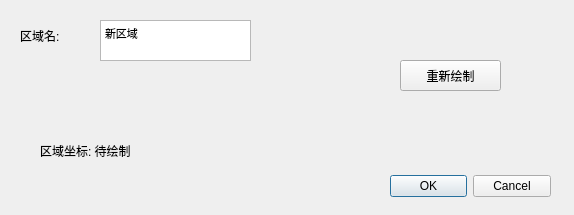
This is add_area_dialog.ui in imbi7py/commander as Qt 5 draws it before an edit. The edited form follows.
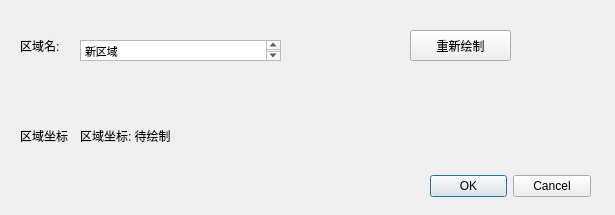
This is the edited form.

```diff
--- a/add_area_dialog.ui
+++ b/add_area_dialog.ui
@@ -6,7 +6,7 @@
    <rect>
     <x>0</x>
     <y>0</y>
-    <width>574</width>
+    <width>615</width>
     <height>215</height>
    </rect>
   </property>
@@ -16,7 +16,7 @@
   <widget class="QDialogButtonBox" name="buttonBox">
    <property name="geometry">
     <rect>
-     <x>390</x>
+     <x>430</x>
      <y>170</y>
      <width>161</width>
      <height>32</height>
@@ -32,26 +32,26 @@
   <widget class="QTextEdit" name="area_name_textedit">
    <property name="geometry">
     <rect>
-     <x>100</x>
-     <y>20</y>
-     <width>151</width>
-     <height>41</height>
+     <x>80</x>
+     <y>40</y>
+     <width>201</width>
+     <height>21</height>
     </rect>
    </property>
    <property name="html">
     <string>&lt;!DOCTYPE HTML PUBLIC &quot;-//W3C//DTD HTML 4.0//EN&quot; &quot;http://www.w3.org/TR/REC-html40/strict.dtd&quot;&gt;
 &lt;html&gt;&lt;head&gt;&lt;meta name=&quot;qrichtext&quot; content=&quot;1&quot; /&gt;&lt;style type=&quot;text/css&quot;&gt;
 p, li { white-space: pre-wrap; }
-&lt;/style&gt;&lt;/head&gt;&lt;body style=&quot; font-family:'MS Shell Dlg 2'; font-size:7.875pt; font-weight:400; font-style:normal;&quot;&gt;
-&lt;p style=&quot; margin-top:0px; margin-bottom:0px; margin-left:0px; margin-right:0px; -qt-block-indent:0; text-indent:0px;&quot;&gt;新区域&lt;/p&gt;&lt;/body&gt;&lt;/html&gt;</string>
+&lt;/style&gt;&lt;/head&gt;&lt;body style=&quot; font-family:'SimSun'; font-size:9pt; font-weight:400; font-style:normal;&quot;&gt;
+&lt;p style=&quot; margin-top:0px; margin-bottom:0px; margin-left:0px; margin-right:0px; -qt-block-indent:0; text-indent:0px;&quot;&gt;&lt;span style=&quot; font-family:'MS Shell Dlg 2'; font-size:7.875pt;&quot;&gt;新区域&lt;/span&gt;&lt;/p&gt;&lt;/body&gt;&lt;/html&gt;</string>
    </property>
   </widget>
   <widget class="QLabel" name="label">
    <property name="geometry">
     <rect>
      <x>20</x>
-     <y>20</y>
-     <width>71</width>
+     <y>30</y>
+     <width>51</width>
      <height>31</height>
     </rect>
    </property>
@@ -62,10 +62,10 @@
   <widget class="QLabel" name="coors_label">
    <property name="geometry">
     <rect>
-     <x>40</x>
-     <y>100</y>
-     <width>301</width>
-     <height>101</height>
+     <x>80</x>
+     <y>120</y>
+     <width>511</width>
+     <height>31</height>
     </rect>
    </property>
    <property name="text">
@@ -75,8 +75,8 @@
   <widget class="QPushButton" name="reDraw">
    <property name="geometry">
     <rect>
-     <x>400</x>
-     <y>60</y>
+     <x>410</x>
+     <y>30</y>
      <width>101</width>
      <height>31</height>
     </rect>
@@ -85,6 +85,19 @@
     <string>重新绘制</string>
    </property>
   </widget>
+  <widget class="QLabel" name="label_2">
+   <property name="geometry">
+    <rect>
+     <x>20</x>
+     <y>130</y>
+     <width>54</width>
+     <height>12</height>
+    </rect>
+   </property>
+   <property name="text">
+    <string>区域坐标</string>
+   </property>
+  </widget>
  </widget>
  <resources/>
  <connections>
```
